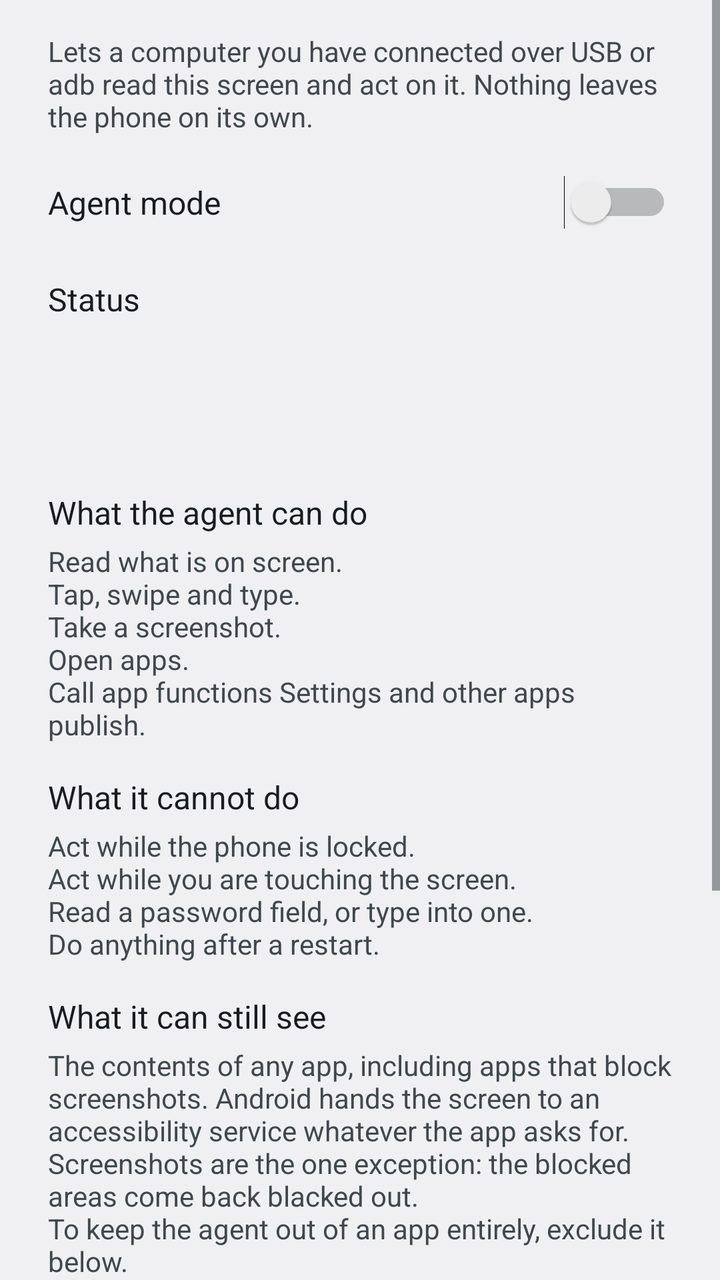
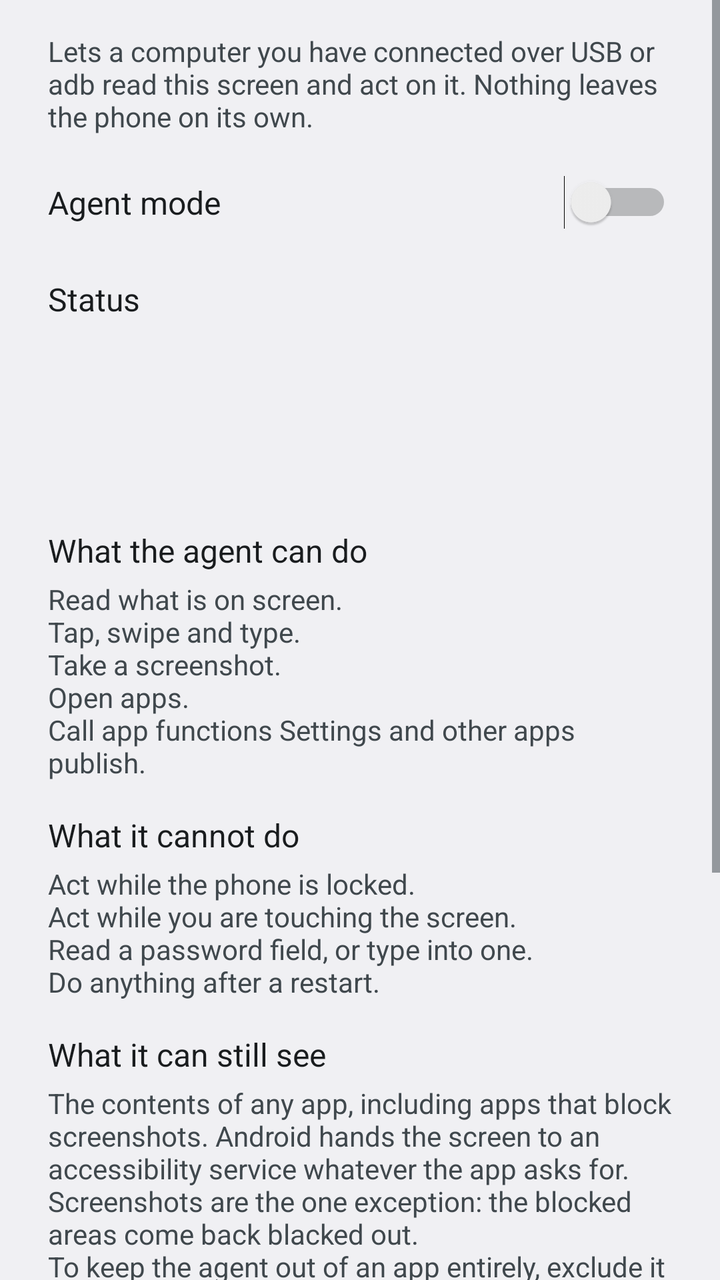

Screens rendered from an Android XML layout before and after an edit, with the pre-edit source and the edit as a unified diff.
<!-- AndroidManifest.xml: application theme android:Theme.DeviceDefault.Settings -->
<!-- res/layout/activity_agent_settings.xml -->
<?xml version="1.0" encoding="utf-8"?>
<ScrollView xmlns:android="http://schemas.android.com/apk/res/android"
    android:layout_width="match_parent"
    android:layout_height="match_parent"
    android:background="?android:attr/colorBackground"
    android:fillViewport="true">

    <LinearLayout
        android:layout_width="match_parent"
        android:layout_height="wrap_content"
        android:orientation="vertical"
        android:paddingStart="24dp"
        android:paddingEnd="24dp"
        android:paddingTop="16dp"
        android:paddingBottom="32dp">

        <TextView
            android:id="@+id/intro"
            android:layout_width="match_parent"
            android:layout_height="wrap_content"
            android:text="@string/agent_intro"
            android:textAppearance="?android:attr/textAppearanceListItemSecondary"
            android:textColor="?android:attr/textColorSecondary" />

        <LinearLayout
            android:layout_width="match_parent"
            android:layout_height="wrap_content"
            android:layout_marginTop="20dp"
            android:gravity="center_vertical"
            android:orientation="horizontal">

            <TextView
                android:layout_width="0dp"
                android:layout_height="wrap_content"
                android:layout_weight="1"
                android:text="@string/agent_switch_label"
                android:textAppearance="?android:attr/textAppearanceListItem"
                android:textColor="?android:attr/textColorPrimary" />

            <Switch
                android:id="@+id/master_switch"
                android:layout_width="wrap_content"
                android:layout_height="wrap_content"
                android:contentDescription="@string/agent_switch_label" />
        </LinearLayout>

        <TextView
            android:layout_width="match_parent"
            android:layout_height="wrap_content"
            android:layout_marginTop="24dp"
            android:text="@string/status_header"
            android:textAppearance="?android:attr/textAppearanceListItem"
            android:textColor="?android:attr/textColorPrimary" />

        <TextView
            android:id="@+id/status_bridge"
            android:layout_width="match_parent"
            android:layout_height="wrap_content"
            android:layout_marginTop="4dp"
            android:textAppearance="?android:attr/textAppearanceListItemSecondary"
            android:textColor="?android:attr/textColorSecondary" />

        <TextView
            android:id="@+id/status_a11y"
            android:layout_width="match_parent"
            android:layout_height="wrap_content"
            android:textAppearance="?android:attr/textAppearanceListItemSecondary"
            android:textColor="?android:attr/textColorSecondary" />

        <TextView
            android:id="@+id/status_session"
            android:layout_width="match_parent"
            android:layout_height="wrap_content"
            android:textAppearance="?android:attr/textAppearanceListItemSecondary"
            android:textColor="?android:attr/textColorSecondary" />

        <LinearLayout
            android:id="@+id/pairing_group"
            android:layout_width="match_parent"
            android:layout_height="wrap_content"
            android:layout_marginTop="24dp"
            android:orientation="vertical"
            android:visibility="gone">

            <TextView
                android:layout_width="match_parent"
                android:layout_height="wrap_content"
                android:text="@string/pairing_header"
                android:textAppearance="?android:attr/textAppearanceListItem"
                android:textColor="?android:attr/textColorPrimary" />

            <LinearLayout
                android:layout_width="match_parent"
                android:layout_height="wrap_content"
                android:layout_marginTop="8dp"
                android:gravity="center_vertical"
                android:orientation="horizontal">

                <TextView
                    android:id="@+id/pairing_code"
                    android:layout_width="0dp"
                    android:layout_height="wrap_content"
                    android:layout_weight="1"
                    android:fontFamily="monospace"
                    android:letterSpacing="0.35"
                    android:textColor="?android:attr/textColorPrimary"
                    android:textSize="34sp" />

                <Button
                    android:id="@+id/new_code"
                    style="?android:attr/borderlessButtonStyle"
                    android:layout_width="wrap_content"
                    android:layout_height="wrap_content"
                    android:text="@string/pairing_new_code"
                    android:textColor="?android:attr/textColorPrimary" />
            </LinearLayout>

            <TextView
                android:layout_width="match_parent"
                android:layout_height="wrap_content"
                android:text="@string/pairing_hint"
                android:textAppearance="?android:attr/textAppearanceListItemSecondary"
                android:textColor="?android:attr/textColorSecondary" />
        </LinearLayout>

        <TextView
            android:layout_width="match_parent"
            android:layout_height="wrap_content"
            android:layout_marginTop="24dp"
            android:text="@string/can_do_header"
            android:textAppearance="?android:attr/textAppearanceListItem"
            android:textColor="?android:attr/textColorPrimary" />

        <TextView
            android:layout_width="match_parent"
            android:layout_height="wrap_content"
            android:layout_marginTop="4dp"
            android:text="@string/can_do_body"
            android:textAppearance="?android:attr/textAppearanceListItemSecondary"
            android:textColor="?android:attr/textColorSecondary" />

        <TextView
            android:layout_width="match_parent"
            android:layout_height="wrap_content"
            android:layout_marginTop="16dp"
            android:text="@string/cannot_do_header"
            android:textAppearance="?android:attr/textAppearanceListItem"
            android:textColor="?android:attr/textColorPrimary" />

        <TextView
            android:layout_width="match_parent"
            android:layout_height="wrap_content"
            android:layout_marginTop="4dp"
            android:text="@string/cannot_do_body"
            android:textAppearance="?android:attr/textAppearanceListItemSecondary"
            android:textColor="?android:attr/textColorSecondary" />

        <TextView
            android:layout_width="match_parent"
            android:layout_height="wrap_content"
            android:layout_marginTop="16dp"
            android:text="@string/caveat_header"
            android:textAppearance="?android:attr/textAppearanceListItem"
            android:textColor="?android:attr/textColorPrimary" />

        <TextView
            android:layout_width="match_parent"
            android:layout_height="wrap_content"
            android:layout_marginTop="4dp"
            android:text="@string/caveat_body"
            android:textAppearance="?android:attr/textAppearanceListItemSecondary"
            android:textColor="?android:attr/textColorSecondary" />

        <LinearLayout
            android:layout_width="match_parent"
            android:layout_height="wrap_content"
            android:layout_marginTop="16dp"
            android:gravity="center_vertical"
            android:orientation="horizontal">

            <LinearLayout
                android:layout_width="0dp"
                android:layout_height="wrap_content"
                android:layout_weight="1"
                android:orientation="vertical">

                <TextView
                    android:layout_width="match_parent"
                    android:layout_height="wrap_content"
                    android:text="@string/excluded_header"
                    android:textAppearance="?android:attr/textAppearanceListItem"
                    android:textColor="?android:attr/textColorPrimary" />

                <TextView
                    android:id="@+id/excluded_summary"
                    android:layout_width="match_parent"
                    android:layout_height="wrap_content"
                    android:textAppearance="?android:attr/textAppearanceListItemSecondary"
                    android:textColor="?android:attr/textColorSecondary" />
            </LinearLayout>

            <Button
                android:id="@+id/excluded_edit"
                style="?android:attr/borderlessButtonStyle"
                android:layout_width="wrap_content"
                android:layout_height="wrap_content"
                android:text="@string/excluded_edit"
                android:textColor="?android:attr/textColorPrimary" />
        </LinearLayout>

        <TextView
            android:layout_width="match_parent"
            android:layout_height="wrap_content"
            android:layout_marginTop="24dp"
            android:text="@string/activity_header"
            android:textAppearance="?android:attr/textAppearanceListItem"
            android:textColor="?android:attr/textColorPrimary" />

        <TextView
            android:id="@+id/activity_empty"
            android:layout_width="match_parent"
            android:layout_height="wrap_content"
            android:layout_marginTop="4dp"
            android:text="@string/activity_empty"
            android:textAppearance="?android:attr/textAppearanceListItemSecondary"
            android:textColor="?android:attr/textColorSecondary" />

        <androidx.recyclerview.widget.RecyclerView
            android:id="@+id/audit_list"
            android:layout_width="match_parent"
            android:layout_height="wrap_content"
            android:layout_marginTop="4dp"
            android:nestedScrollingEnabled="false" />

        <Button
            android:id="@+id/clear_log"
            style="?android:attr/borderlessButtonStyle"
            android:layout_width="wrap_content"
            android:layout_height="wrap_content"
            android:layout_marginTop="4dp"
            android:paddingStart="0dp"
            android:text="@string/activity_clear"
            android:textColor="?android:attr/textColorPrimary" />

        <TextView
            android:layout_width="match_parent"
            android:layout_height="wrap_content"
            android:layout_marginTop="24dp"
            android:text="@string/footer_reboot"
            android:textAppearance="?android:attr/textAppearanceListItemSecondary"
            android:textColor="?android:attr/textColorSecondary" />
    </LinearLayout>
</ScrollView>
<!-- resources referenced by this layout -->
<resources>
  <string name="activity_clear">Clear</string>
  <string name="activity_empty">No requests yet.</string>
  <string name="activity_header">Activity</string>
  <string name="agent_intro">Lets a computer you have connected over USB or adb read this screen and act on it. Nothing leaves the phone on its own.</string>
  <string name="agent_switch_label">Agent mode</string>
  <string name="can_do_body">Read what is on screen.\nTap, swipe and type.\nTake a screenshot.\nOpen apps.\nCall app functions Settings and other apps publish.</string>
  <string name="can_do_header">What the agent can do</string>
  <string name="cannot_do_body">Act while the phone is locked.\nAct while you are touching the screen.\nRead a password field, or type into one.\nDo anything after a restart.</string>
  <string name="cannot_do_header">What it cannot do</string>
  <string name="caveat_body">The contents of any app, including apps that block screenshots. Android hands the screen to an accessibility service whatever the app asks for.\nScreenshots are the one exception: the blocked areas come back blacked out.\nTo keep the agent out of an app entirely, exclude it below.</string>
  <string name="caveat_header">What it can still see</string>
  <string name="excluded_edit">Edit</string>
  <string name="excluded_header">Excluded apps</string>
  <string name="footer_reboot">Agent mode turns itself off when the phone restarts.</string>
  <string name="pairing_header">Pairing code</string>
  <string name="pairing_hint">Type this on the computer to pair. It changes each time Agent mode starts.</string>
  <string name="pairing_new_code">New code</string>
  <string name="status_header">Status</string>
</resources>

<!-- the commit's change to res/layout/activity_agent_settings.xml (unified diff, before → after) -->
@@ -74,6 +74,13 @@
             android:textAppearance="?android:attr/textAppearanceListItemSecondary"
             android:textColor="?android:attr/textColorSecondary" />
 
+        <TextView
+            android:id="@+id/status_refused"
+            android:layout_width="match_parent"
+            android:layout_height="wrap_content"
+            android:textAppearance="?android:attr/textAppearanceListItemSecondary"
+            android:textColor="?android:attr/textColorSecondary" />
+
         <LinearLayout
             android:id="@+id/pairing_group"
             android:layout_width="match_parent"
